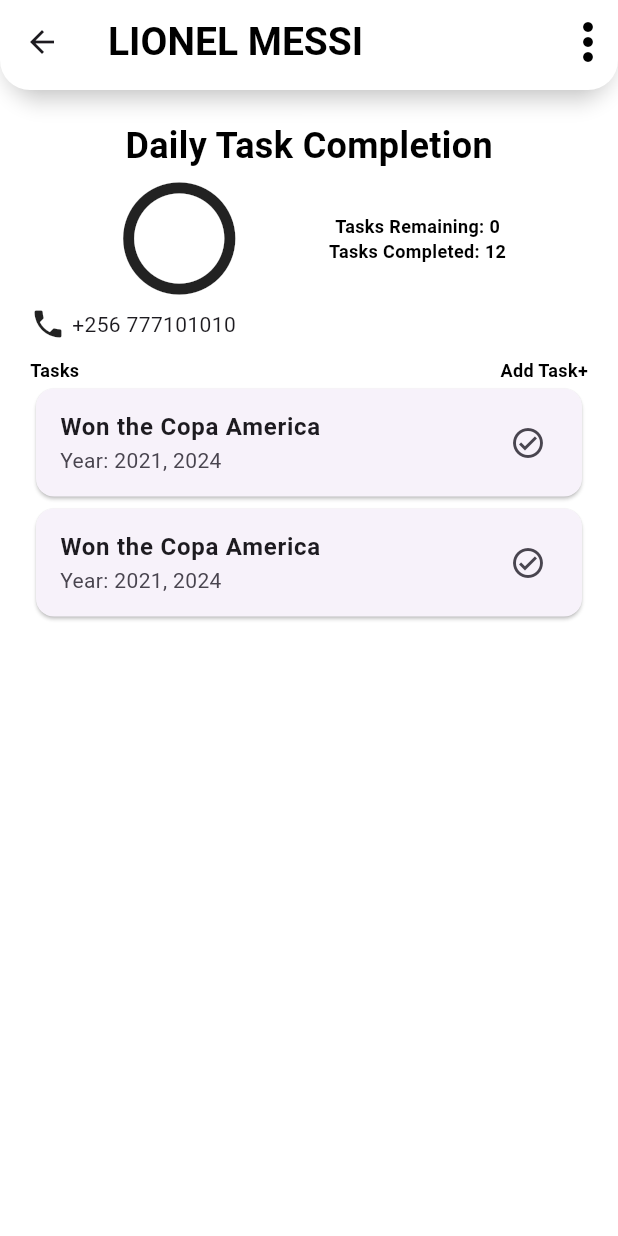
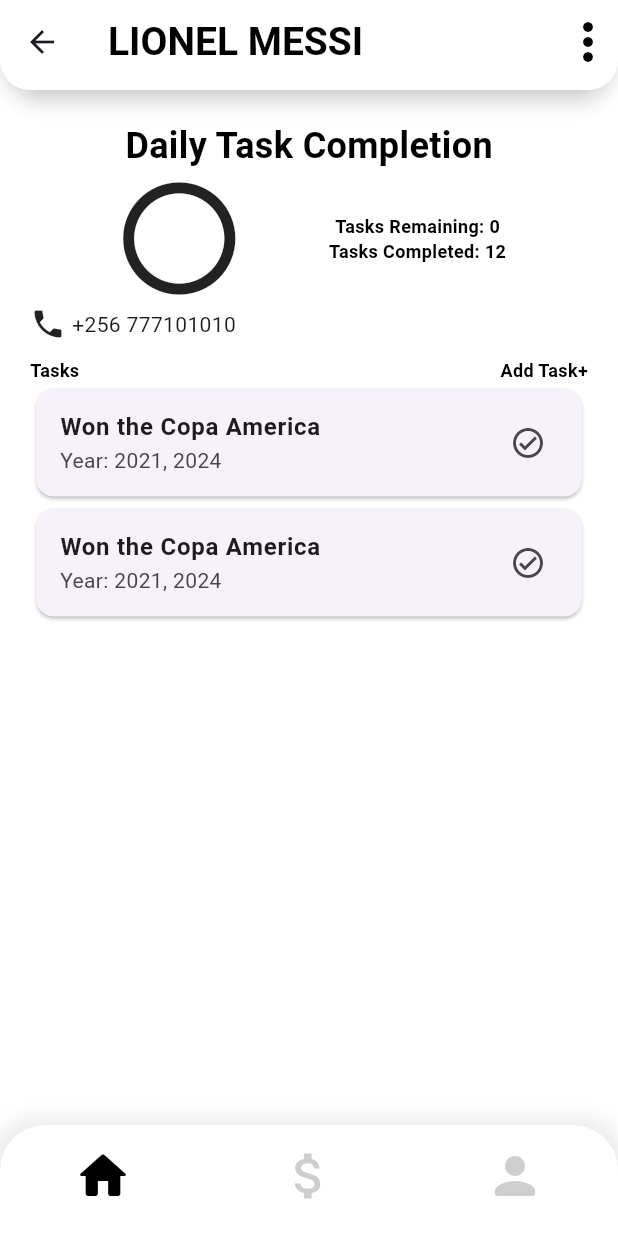
Before and after one commit to JashobeamKayiwa/TaskIT, a Flutter app: the WorkerTile screen opened directly, on a phone screen of 412 x 824 dp. Run offline on Flutter 3.47's test engine with Material 3 defaults, Android fonts, the phone set to English and light mode, and no system bars.

Commit message:
finishing touches ui worker

```diff
--- a/task_it/lib/screens/manager/worker_tile.dart
+++ b/task_it/lib/screens/manager/worker_tile.dart
@@ -111,6 +111,7 @@ class WorkerTile extends StatelessWidget {
               )
             ],
           )),
+      bottomNavigationBar: _buildBottomNavigationBar(),
     );
   }
 
@@ -150,3 +151,40 @@ class WorkerTile extends StatelessWidget {
     );
   }
 }
+
+Widget _buildBottomNavigationBar() {
+  return Container(
+      decoration: BoxDecoration(
+          borderRadius: BorderRadius.only(
+            topLeft: Radius.circular(30),
+            topRight: Radius.circular(30),
+          ),
+          boxShadow: [
+            BoxShadow(
+              color: Colors.grey.withOpacity(0.2),
+              spreadRadius: 5,
+              blurRadius: 10,
+            )
+          ]),
+      child: ClipRRect(
+          borderRadius: BorderRadius.only(
+            topLeft: Radius.circular(30),
+            topRight: Radius.circular(30),
+          ),
+          child: BottomNavigationBar(
+            backgroundColor: Colors.white,
+            showSelectedLabels: false,
+            showUnselectedLabels: false,
+            selectedItemColor: kBlack,
+            unselectedItemColor: Colors.grey.withOpacity(0.5),
+            items: [
+              BottomNavigationBarItem(
+                  label: 'Home', icon: Icon(Icons.home_rounded, size: 40)),
+              BottomNavigationBarItem(
+                  label: 'Finances',
+                  icon: Icon(Icons.attach_money_outlined, size: 40)),
+              BottomNavigationBarItem(
+                  label: 'Person', icon: Icon(Icons.person_rounded, size: 40)),
+            ],
+          )));
+}
```
Also changed, not shown: task_it/lib/screens/manager/tasker.dart (+40 -1 lines).
